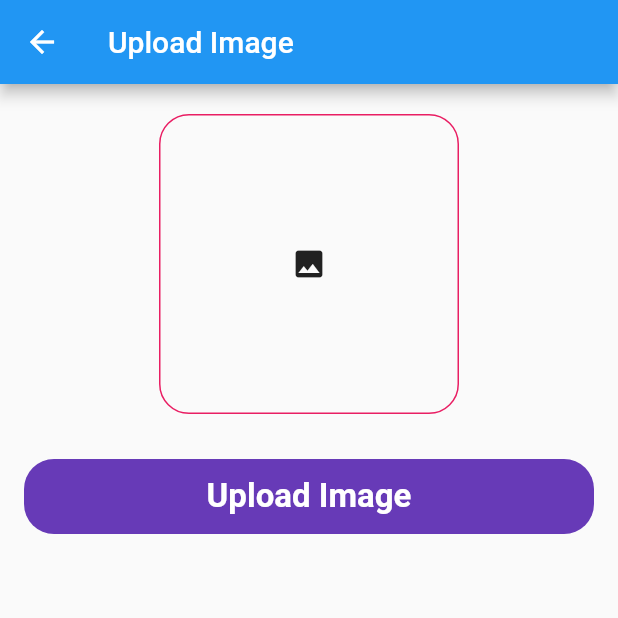
After one commit to rahul-loni/Flutter-Firebase, a Flutter app: the UploadImage screen opened directly, after a tap on "Upload Image", on a phone screen of 412 x 824 dp, the top half of it. The commit adds this screen. Run offline on Flutter 3.47's test engine with Material 2 defaults, Android fonts, the phone set to English and light mode, and no system bars; our stand-ins replace cloud_firestore, firebase_auth, firebase_core, firebase_database, firebase_storage, fluttertoast and 1 more; accounts and stored records are empty.

Commit message:
upload image and pick image

```diff
--- a/lib/firebase_services/splash_service.dart
+++ b/lib/firebase_services/splash_service.dart
@@ -3,6 +3,7 @@ import 'dart:async';
 import 'package:firebase_auth/firebase_auth.dart';
 import 'package:firebase_flutter/ui/auth/login_screen.dart';
 import 'package:firebase_flutter/ui/home_screen.dart';
+import 'package:firebase_flutter/ui/upload_image.dart';
 import 'package:flutter/material.dart';
 
 class SplashServices {
@@ -17,7 +18,7 @@ class SplashServices {
         () => Navigator.push(
           context,
           MaterialPageRoute(
-            builder: (context) => HomeScreen(),
+            builder: (context) => UploadImage(),
           ),
         ),
       );
--- a/lib/ui/home_screen.dart
+++ b/lib/ui/home_screen.dart
@@ -121,10 +121,12 @@ class _HomeScreenState extends State<HomeScreen> {
                         PopupMenuItem(
                           value: 1,
                           child: ListTile(
-                            // onTap: () {
-                            //   Navigator.pop(context);
-                            //   myShowDialog();
-                            // },
+                            onTap: () {
+                              Navigator.pop(context);
+                              ref
+                                  .child(snapshot.child('id').value.toString())
+                                  .remove();
+                            },
                             leading: Icon(Icons.delete),
                             title: Text("Delete"),
                           ),
@@ -182,6 +184,7 @@ class _HomeScreenState extends State<HomeScreen> {
             ),
             actions: [
               TextButton(
+                //Cancel Data method
                 onPressed: () {
                   Navigator.pop(context);
                 },
@@ -190,6 +193,8 @@ class _HomeScreenState extends State<HomeScreen> {
               TextButton(
                 onPressed: () {
                   Navigator.pop(context);
+
+                  //Update Data Method
                   ref
                       .child(id)
                       .update({
--- /dev/null
+++ b/lib/ui/upload_image.dart
@@ -0,0 +1,105 @@
+import 'dart:io';
+
+import 'package:firebase_database/firebase_database.dart';
+import 'package:firebase_flutter/utils/utils.dart';
+import 'package:firebase_flutter/widget/rounded_button.dart';
+import 'package:flutter/material.dart';
+import 'package:image_picker/image_picker.dart';
+import 'package:firebase_storage/firebase_storage.dart ' as firebase_storage;
+
+class UploadImage extends StatefulWidget {
+  const UploadImage({super.key});
+
+  @override
+  State<UploadImage> createState() => _UploadImageState();
+}
+
+class _UploadImageState extends State<UploadImage> {
+  bool loading = false;
+
+  //pick Image from  gallery Method
+  File? _image;
+  final picker = ImagePicker();
+
+  Future getGalleryImage() async {
+    final pickedFile =
+        await picker.pickImage(source: ImageSource.gallery, imageQuality: 80);
+    setState(() {
+      if (pickedFile != null) {
+        _image = File(pickedFile.path);
+      } else {
+        print("No Image Picked ");
+      }
+    });
+  }
+
+//Upload Image in firebase
+
+  firebase_storage.FirebaseStorage storage =
+      firebase_storage.FirebaseStorage.instance;
+
+  DatabaseReference database = FirebaseDatabase.instance.ref('post');
+
+  @override
+  Widget build(BuildContext context) {
+    return Scaffold(
+        appBar: AppBar(
+          title: Text("Upload Image"),
+        ),
+        body: Padding(
+          padding: const EdgeInsets.symmetric(horizontal: 16.0),
+          child: Column(
+            children: [
+              SizedBox(
+                height: 20,
+              ),
+              Center(
+                child: InkWell(
+                  onTap: () {
+                    getGalleryImage();
+                  },
+                  child: Container(
+                    height: 200,
+                    width: 200,
+                    decoration: BoxDecoration(
+                      borderRadius: BorderRadius.all(
+                        Radius.circular(20),
+                      ),
+                      border: Border.all(
+                        color: Colors.pink,
+                      ),
+                    ),
+                    child: _image != null
+                        ? Image.file(_image!.absolute)
+                        : Center(
+                            child: Icon(Icons.image),
+                          ),
+                  ),
+                ),
+              ),
+              SizedBox(
+                height: 30,
+              ),
+              RoundedButton(
+                  title: 'Upload Image',
+                  onTap: () async {
+                    firebase_storage.Reference ref = firebase_storage
+                        .FirebaseStorage.instance
+                        .ref('/foldername' + '1224');
+                    firebase_storage.UploadTask uploadTask =
+                        ref.putFile(_image!.absolute);
+
+                    await Future.value(uploadTask);
+                    var newUrl = ref.getDownloadURL();
+
+                    database
+                        .child('1')
+                        .set({'id': '1221', 'title': newUrl.toString()});
+                    Utils().toastMessage("Image Uploaded");
+                  },
+                  loading: loading)
+            ],
+          ),
+        ));
+  }
+}
--- a/pubspec.yaml
+++ b/pubspec.yaml
@@ -41,6 +41,7 @@ dependencies:
   firebase_auth: ^4.3.0
   fluttertoast: ^8.2.1
   firebase_database: ^10.1.0
+  image_picker: ^0.8.7+1
 
 dev_dependencies:
   flutter_test:
```
Also changed, not shown: pubspec.lock, 1 other file.
